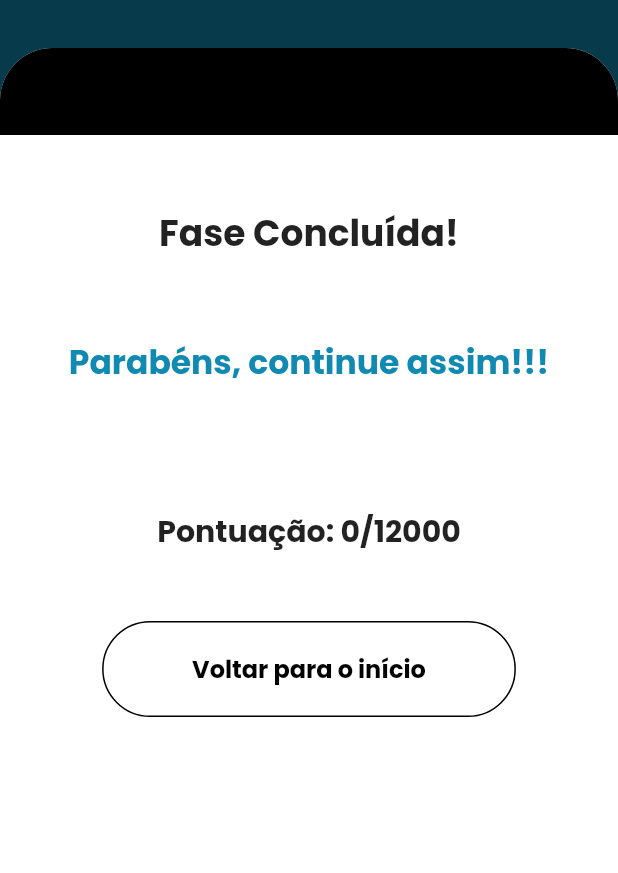
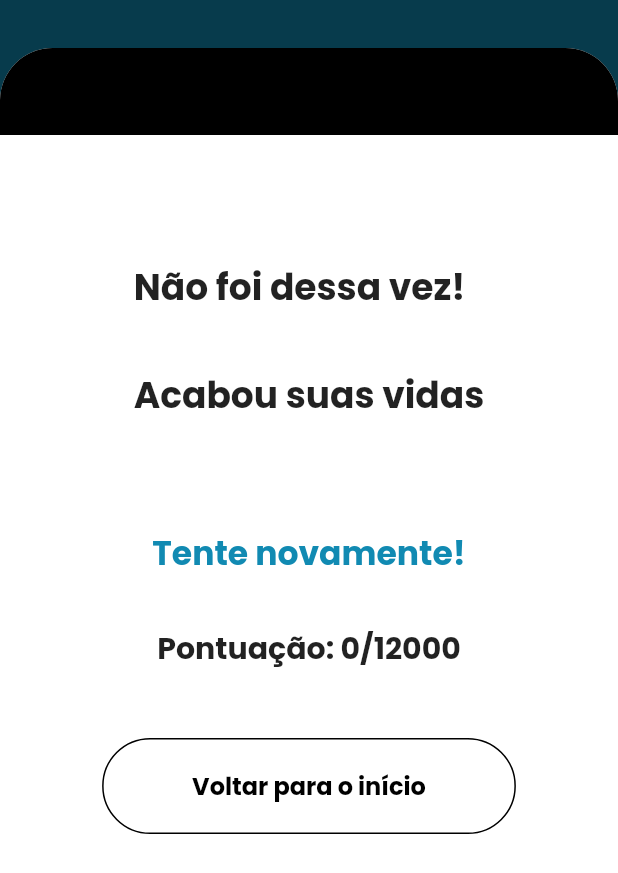
Before and after one commit to BrenoZaffa/DigeExplore, a Flutter app: the PageFinalJogo screen opened directly with empty values, on a phone screen of 412 x 824 dp. Shown: the top 873 px of the screen. Run offline on Flutter 3.47's test engine with Material 2 defaults, Android fonts, the phone set to English and light mode, and no system bars; our stand-ins replace font_awesome_flutter, google_fonts, sqflite, video_player; accounts and stored records are empty.

Commit message:
Correções finais

```diff
--- a/lib/class/finalizar_jogo_argument.dart
+++ b/lib/class/finalizar_jogo_argument.dart
@@ -1,6 +1,7 @@
 class FinalizarJogoArgument {
   final String jogoFinalizado;
   final int pontuacao;
+  final int situacao;
 
-  FinalizarJogoArgument(this.jogoFinalizado, this.pontuacao);
+  FinalizarJogoArgument(this.jogoFinalizado, this.pontuacao, this.situacao);
 }
--- a/lib/pages/page_final_jogo.dart
+++ b/lib/pages/page_final_jogo.dart
@@ -7,11 +7,13 @@ import '../repositories/user_repository.dart';
 class PageFinalJogo extends StatelessWidget {
   final String jogoFinalizado;
   final int pontuacao;
+  final int situacao;
 
   const PageFinalJogo({
     Key? key,
     required this.jogoFinalizado,
     required this.pontuacao,
+    required this.situacao,
   }) : super(key: key);
 
   int getColor() {
@@ -75,7 +77,12 @@ class PageFinalJogo extends StatelessWidget {
                     child: Center(
                       heightFactor: 2,
                       child: Text(
-                        'Fase Concluída!',
+                        (situacao == 1
+                            ? 'Fase Concluída!'
+                            : "Não foi dessa vez!\n\n" +
+                                (situacao == 0
+                                    ? "Acabou suas vidas"
+                                    : "Acabou seu tempo")),
                         style: GoogleFonts.poppins(
                           // color: Colors.white,01BEFE
                           fontWeight: FontWeight.bold,
@@ -91,7 +98,9 @@ class PageFinalJogo extends StatelessWidget {
                 child: Center(
                   heightFactor: 2,
                   child: Text(
-                    'Parabéns, continue assim!!! \n' + userRepository.nome,
+                    (situacao == 1
+                        ? 'Parabéns, continue assim!!!\n' + userRepository.nome
+                        : 'Tente novamente!'),
                     textAlign: TextAlign.center,
                     style: GoogleFonts.poppins(
                       color: const Color(0xFF118AB2),
--- a/lib/pages/page_init.dart
+++ b/lib/pages/page_init.dart
@@ -71,6 +71,7 @@ class PageInit extends StatelessWidget {
               return PageFinalJogo(
                 jogoFinalizado: args.jogoFinalizado,
                 pontuacao: args.pontuacao,
+                situacao: args.situacao,
               );
             },
           );
```
Also changed, not shown: lib/widgets/identifique_orgaos.dart (+8 -3 lines), lib/widgets/jogo_memoria.dart (+9 -3 lines), lib/widgets/quiz.dart (+8 -3 lines).
